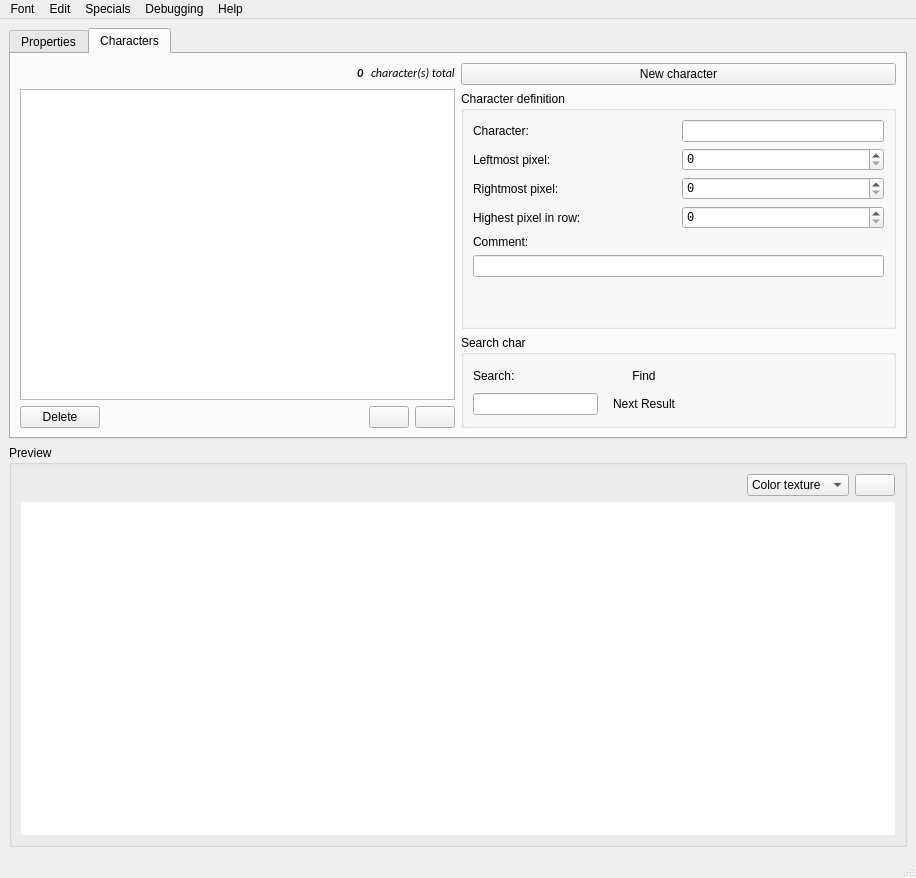
This is OTModules/wFonts/wfonts-old.ui in pietr26/OMSI-Tools as Qt 5 draws it before an edit. The edited form follows.
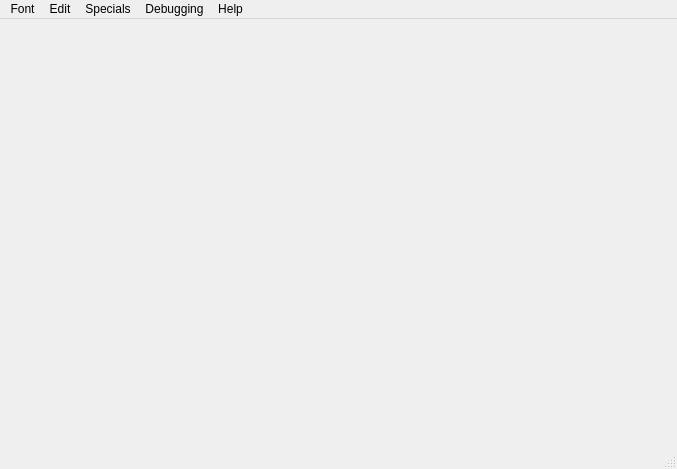
This is the edited form. Icons and pictures are not drawn.

Commit message: char dockwidget finished

```diff
--- a/OTModules/wFonts/wfonts-old.ui
+++ b/OTModules/wFonts/wfonts-old.ui
@@ -6,8 +6,8 @@
    <rect>
     <x>0</x>
     <y>0</y>
-    <width>916</width>
-    <height>878</height>
+    <width>677</width>
+    <height>469</height>
    </rect>
   </property>
   <property name="acceptDrops">
@@ -20,812 +20,13 @@
    <iconset resource="../ressources.qrc">
     <normaloff>:/rec/data/icons/wFonts.svg</normaloff>:/rec/data/icons/wFonts.svg</iconset>
   </property>
-  <widget class="QWidget" name="centralwidget">
-   <layout class="QVBoxLayout" name="verticalLayout_7">
-    <item>
-     <layout class="QHBoxLayout" name="horizontalLayout">
-      <property name="sizeConstraint">
-       <enum>QLayout::SetMinAndMaxSize</enum>
-      </property>
-      <item>
-       <layout class="QVBoxLayout" name="verticalLayout">
-        <item>
-         <widget class="QTabWidget" name="twgFont">
-          <property name="sizePolicy">
-           <sizepolicy hsizetype="Expanding" vsizetype="Preferred">
-            <horstretch>0</horstretch>
-            <verstretch>0</verstretch>
-           </sizepolicy>
-          </property>
-          <property name="minimumSize">
-           <size>
-            <width>600</width>
-            <height>0</height>
-           </size>
-          </property>
-          <property name="tabShape">
-           <enum>QTabWidget::Rounded</enum>
-          </property>
-          <property name="currentIndex">
-           <number>1</number>
-          </property>
-          <property name="elideMode">
-           <enum>Qt::ElideLeft</enum>
-          </property>
-          <widget class="QWidget" name="tabProperties">
-           <attribute name="title">
-            <string>Properties</string>
-           </attribute>
-           <layout class="QVBoxLayout" name="verticalLayout_6">
-            <item>
-             <layout class="QGridLayout" name="gridLayout_4">
-              <item row="4" column="1" colspan="3">
-               <widget class="QLabel" name="lblAlphaTexture">
-                <property name="toolTip">
-                 <string/>
-                </property>
-                <property name="text">
-                 <string>Alpha texture:</string>
-                </property>
-                <property name="buddy">
-                 <cstring>ledAlphaTexture</cstring>
-                </property>
-               </widget>
-              </item>
-              <item row="5" column="1" colspan="2">
-               <widget class="QLineEdit" name="ledAlphaTexture">
-                <property name="font">
-                 <font>
-                  <family>Consolas</family>
-                 </font>
-                </property>
-                <property name="toolTip">
-                 <string/>
-                </property>
-               </widget>
-              </item>
-              <item row="3" column="1" colspan="2">
-               <widget class="QLineEdit" name="ledColorTexture">
-                <property name="font">
-                 <font>
-                  <family>Consolas</family>
-                 </font>
-                </property>
-                <property name="toolTip">
-                 <string/>
-                </property>
-               </widget>
-              </item>
-              <item row="10" column="1" colspan="3">
-               <spacer name="verticalSpacer_2">
-                <property name="orientation">
-                 <enum>Qt::Vertical</enum>
-                </property>
-                <property name="sizeType">
-                 <enum>QSizePolicy::Ignored</enum>
-                </property>
-                <property name="sizeHint" stdset="0">
-                 <size>
-                  <width>20</width>
-                  <height>40</height>
-                 </size>
-                </property>
-               </spacer>
-              </item>
-              <item row="1" column="1" colspan="3">
-               <widget class="QLineEdit" name="ledFontName">
-                <property name="toolTip">
-                 <string/>
-                </property>
-               </widget>
-              </item>
-              <item row="9" column="1" colspan="3">
-               <widget class="QSpinBox" name="sbxDistanceBetweenChars">
-                <property name="font">
-                 <font>
-                  <family>Consolas</family>
-                 </font>
-                </property>
-                <property name="maximum">
-                 <number>10000</number>
-                </property>
-               </widget>
-              </item>
-              <item row="0" column="1" colspan="3">
-               <widget class="QLabel" name="lblFontName">
-                <property name="toolTip">
-                 <string/>
-                </property>
-                <property name="text">
-                 <string>Font name:</string>
-                </property>
-                <property name="buddy">
-                 <cstring>ledFontName</cstring>
-                </property>
-               </widget>
-              </item>
-              <item row="2" column="1" colspan="3">
-               <widget class="QLabel" name="lblColorTexture">
-                <property name="toolTip">
-                 <string/>
-                </property>
-                <property name="text">
-                 <string>Color texture:</string>
-                </property>
-                <property name="buddy">
-                 <cstring>ledColorTexture</cstring>
-                </property>
-               </widget>
-              </item>
-              <item row="6" column="1" colspan="3">
-               <widget class="QLabel" name="lblMaxHeigthOfChars">
-                <property name="toolTip">
-                 <string/>
-                </property>
-                <property name="text">
-                 <string>Maximum height of characters:</string>
-                </property>
-                <property name="buddy">
-                 <cstring>sbxMaxHeigthOfChars</cstring>
-                </property>
-               </widget>
-              </item>
-              <item row="7" column="1" colspan="3">
-               <widget class="QSpinBox" name="sbxMaxHeigthOfChars">
-                <property name="font">
-                 <font>
-                  <family>Consolas</family>
-                 </font>
-                </property>
-                <property name="buttonSymbols">
-                 <enum>QAbstractSpinBox::UpDownArrows</enum>
-                </property>
-                <property name="accelerated">
-                 <bool>false</bool>
-                </property>
-                <property name="showGroupSeparator" stdset="0">
-                 <bool>false</bool>
-                </property>
-                <property name="minimum">
-                 <number>1</number>
-                </property>
-                <property name="maximum">
-                 <number>10000</number>
-                </property>
-                <property name="value">
-                 <number>1</number>
-                </property>
-               </widget>
-              </item>
-              <item row="8" column="1" colspan="3">
-               <widget class="QLabel" name="lblDistanceBetweenChars">
-                <property name="toolTip">
-                 <string/>
-                </property>
-                <property name="text">
-                 <string>Distance between characters:</string>
-                </property>
-                <property name="buddy">
-                 <cstring>sbxDistanceBetweenChars</cstring>
-                </property>
-               </widget>
-              </item>
-              <item row="3" column="3">
-               <widget class="QPushButton" name="btnColorTexture">
-                <property name="sizePolicy">
-                 <sizepolicy hsizetype="Maximum" vsizetype="Maximum">
-                  <horstretch>0</horstretch>
-                  <verstretch>0</verstretch>
-                 </sizepolicy>
-                </property>
-                <property name="toolTip">
-                 <string/>
-                </property>
-                <property name="text">
-                 <string/>
-                </property>
-                <property name="icon">
-                 <iconset theme="folder-open"/>
-                </property>
-               </widget>
-              </item>
-              <item row="5" column="3">
-               <widget class="QPushButton" name="btnAlphaTexture">
-                <property name="sizePolicy">
-                 <sizepolicy hsizetype="Maximum" vsizetype="Maximum">
-                  <horstretch>0</horstretch>
-                  <verstretch>0</verstretch>
-                 </sizepolicy>
-                </property>
-                <property name="toolTip">
-                 <string/>
-                </property>
-                <property name="text">
-                 <string/>
-                </property>
-                <property name="icon">
-                 <iconset theme="folder-open"/>
-                </property>
-               </widget>
-              </item>
-             </layout>
-            </item>
-           </layout>
-          </widget>
-          <widget class="QWidget" name="tabChars">
-           <attribute name="title">
-            <string>Characters</string>
-           </attribute>
-           <layout class="QHBoxLayout" name="horizontalLayout_5">
-            <item>
-             <layout class="QVBoxLayout" name="verticalLayout_3">
-              <item>
-               <layout class="QHBoxLayout" name="horizontalLayout_3">
-                <item>
-                 <spacer name="horizontalSpacer">
-                  <property name="orientation">
-                   <enum>Qt::Horizontal</enum>
-                  </property>
-                  <property name="sizeHint" stdset="0">
-                   <size>
-                    <width>40</width>
-                    <height>20</height>
-                   </size>
-                  </property>
-                 </spacer>
-                </item>
-                <item>
-                 <widget class="QLabel" name="lblCharCount">
-                  <property name="font">
-                   <font>
-                    <family>Calibri</family>
-                    <pointsize>9</pointsize>
-                    <italic>true</italic>
-                    <bold>true</bold>
-                   </font>
-                  </property>
-                  <property name="toolTip">
-                   <string/>
-                  </property>
-                  <property name="text">
-                   <string notr="true">0</string>
-                  </property>
-                 </widget>
-                </item>
-                <item>
-                 <widget class="QLabel" name="lblCharCountText">
-                  <property name="font">
-                   <font>
-                    <family>Calibri</family>
-                    <pointsize>9</pointsize>
-                    <italic>true</italic>
-                   </font>
-                  </property>
-                  <property name="toolTip">
-                   <string/>
-                  </property>
-                  <property name="text">
-                   <string>character(s) total</string>
-                  </property>
-                 </widget>
-                </item>
-               </layout>
-              </item>
-              <item>
-               <widget class="QListView" name="lvwChars">
-                <property name="font">
-                 <font>
-                  <family>Consolas</family>
-                 </font>
-                </property>
-                <property name="tabKeyNavigation">
-                 <bool>false</bool>
-                </property>
-                <property name="dragEnabled">
-                 <bool>true</bool>
-                </property>
-                <property name="dragDropMode">
-                 <enum>QAbstractItemView::NoDragDrop</enum>
-                </property>
-                <property name="selectionMode">
-                 <enum>QAbstractItemView::SingleSelection</enum>
-                </property>
-               </widget>
-              </item>
-              <item>
-               <layout class="QHBoxLayout" name="horizontalLayout_4">
-                <item>
-                 <widget class="QPushButton" name="btnDeleteSelection">
-                  <property name="enabled">
-                   <bool>true</bool>
-                  </property>
-                  <property name="text">
-                   <string>Delete</string>
-                  </property>
-                 </widget>
-                </item>
-                <item>
-                 <widget class="QPushButton" name="btnEditorPreferences">
-                  <property name="text">
-                   <string/>
-                  </property>
-                  <property name="icon">
-                   <iconset theme="document-properties"/>
-                  </property>
-                  <property name="flat">
-                   <bool>true</bool>
-                  </property>
-                 </widget>
-                </item>
-                <item>
-                 <spacer name="horizontalSpacer_3">
-                  <property name="orientation">
-                   <enum>Qt::Horizontal</enum>
-                  </property>
-                  <property name="sizeHint" stdset="0">
-                   <size>
-                    <width>40</width>
-                    <height>20</height>
-                   </size>
-                  </property>
-                 </spacer>
-                </item>
-                <item>
-                 <widget class="QPushButton" name="btnMoveUp">
-                  <property name="enabled">
-                   <bool>true</bool>
-                  </property>
-                  <property name="font">
-                   <font>
-                    <kerning>true</kerning>
-                   </font>
-                  </property>
-                  <property name="text">
-                   <string/>
-                  </property>
-                  <property name="icon">
-                   <iconset theme="go-up"/>
-                  </property>
-                  <property name="autoRepeat">
-                   <bool>true</bool>
-                  </property>
-                  <property name="autoRepeatInterval">
-                   <number>25</number>
-                  </property>
-                  <property name="autoDefault">
-                   <bool>false</bool>
-                  </property>
-                 </widget>
-                </item>
-                <item>
-                 <widget class="QPushButton" name="btnMoveDown">
-                  <property name="enabled">
-                   <bool>true</bool>
-                  </property>
-                  <property name="text">
-                   <string/>
-                  </property>
-                  <property name="icon">
-                   <iconset theme="go-down"/>
-                  </property>
-                  <property name="autoRepeat">
-                   <bool>true</bool>
-                  </property>
-                  <property name="autoRepeatInterval">
-                   <number>25</number>
-                  </property>
-                  <property name="autoDefault">
-                   <bool>false</bool>
-                  </property>
-                 </widget>
-                </item>
-               </layout>
-              </item>
-             </layout>
-            </item>
-            <item>
-             <layout class="QVBoxLayout" name="verticalLayout_4">
-              <item>
-               <widget class="QPushButton" name="btnNewChar">
-                <property name="text">
-                 <string>New character</string>
-                </property>
-               </widget>
-              </item>
-              <item>
-               <widget class="QGroupBox" name="gbxCharEdit">
-                <property name="sizePolicy">
-                 <sizepolicy hsizetype="Preferred" vsizetype="Fixed">
-                  <horstretch>0</horstretch>
-                  <verstretch>0</verstretch>
-                 </sizepolicy>
-                </property>
-                <property name="title">
-                 <string>Character definition</string>
-                </property>
-                <layout class="QVBoxLayout" name="verticalLayout_2">
-                 <item>
-                  <layout class="QGridLayout" name="gridLayout_2">
-                   <property name="sizeConstraint">
-                    <enum>QLayout::SetDefaultConstraint</enum>
-                   </property>
-                   <item row="7" column="0" colspan="4">
-                    <widget class="QLineEdit" name="ledComment">
-                     <property name="enabled">
-                      <bool>true</bool>
-                     </property>
-                     <property name="clearButtonEnabled">
-                      <bool>true</bool>
-                     </property>
-                    </widget>
-                   </item>
-                   <item row="0" column="0" colspan="2">
-                    <widget class="QLabel" name="lblCharacter">
-                     <property name="toolTip">
-                      <string/>
-                     </property>
-                     <property name="text">
-                      <string>Character:</string>
-                     </property>
-                     <property name="buddy">
-                      <cstring>ledCharacter</cstring>
-                     </property>
-                    </widget>
-                   </item>
-                   <item row="6" column="0" colspan="4">
-                    <widget class="QLabel" name="lblComment">
-                     <property name="toolTip">
-                      <string/>
-                     </property>
-                     <property name="text">
-                      <string>Comment:</string>
-                     </property>
-                     <property name="buddy">
-                      <cstring>ledComment</cstring>
-                     </property>
-                    </widget>
-                   </item>
-                   <item row="2" column="0" rowspan="2" colspan="2">
-                    <widget class="QLabel" name="lblRightPixel">
-                     <property name="toolTip">
-                      <string/>
-                     </property>
-                     <property name="text">
-                      <string>Rightmost pixel:</string>
-                     </property>
-                     <property name="buddy">
-                      <cstring>sbxRightPixel</cstring>
-                     </property>
-                    </widget>
-                   </item>
-                   <item row="4" column="0" rowspan="2" colspan="2">
-                    <widget class="QLabel" name="lblHighestPixelInFontRow">
-                     <property name="font">
-                      <font>
-                       <family>Segoe UI</family>
-                      </font>
-                     </property>
-                     <property name="toolTip">
-                      <string/>
-                     </property>
-                     <property name="text">
-                      <string>Highest pixel in row:</string>
-                     </property>
-                     <property name="buddy">
-                      <cstring>sbxHighestPixelInFontRow</cstring>
-                     </property>
-                    </widget>
-                   </item>
-                   <item row="0" column="2" colspan="2">
-                    <widget class="QLineEdit" name="ledCharacter">
-                     <property name="enabled">
-                      <bool>true</bool>
-                     </property>
-                     <property name="font">
-                      <font>
-                       <family>Consolas</family>
-                      </font>
-                     </property>
-                     <property name="toolTip">
-                      <string/>
-                     </property>
-                     <property name="maxLength">
-                      <number>1</number>
-                     </property>
-                     <property name="cursorMoveStyle">
-                      <enum>Qt::LogicalMoveStyle</enum>
-                     </property>
-                     <property name="clearButtonEnabled">
-                      <bool>false</bool>
-                     </property>
-                    </widget>
-                   </item>
-                   <item row="1" column="0" colspan="2">
-                    <widget class="QLabel" name="lblLeftPixel">
-                     <property name="toolTip">
-                      <string/>
-                     </property>
-                     <property name="text">
-                      <string>Leftmost pixel:</string>
-                     </property>
-                     <property name="buddy">
-                      <cstring>sbxLeftPixel</cstring>
-                     </property>
-                    </widget>
-                   </item>
-                   <item row="4" column="2" rowspan="2" colspan="2">
-                    <widget class="QSpinBox" name="sbxHighestPixelInFontRow">
-                     <property name="font">
-                      <font>
-                       <family>Consolas</family>
-                      </font>
-                     </property>
-                     <property name="maximum">
-                      <number>10000</number>
-                     </property>
-                    </widget>
-                   </item>
-                   <item row="2" column="2" rowspan="2" colspan="2">
-                    <widget class="QSpinBox" name="sbxRightPixel">
-                     <property name="font">
-                      <font>
-                       <family>Consolas</family>
-                      </font>
-                     </property>
-                     <property name="maximum">
-                      <number>10000</number>
-                     </property>
-                    </widget>
-                   </item>
-                   <item row="1" column="2" colspan="2">
-                    <widget class="QSpinBox" name="sbxLeftPixel">
-                     <property name="font">
-                      <font>
-                       <family>Consolas</family>
-                      </font>
-                     </property>
-                     <property name="maximum">
-                      <number>10000</number>
-                     </property>
-                    </widget>
-                   </item>
-                  </layout>
-                 </item>
-                 <item>
-                  <spacer name="verticalSpacer">
-                   <property name="orientation">
-                    <enum>Qt::Vertical</enum>
-                   </property>
-                   <property name="sizeType">
-                    <enum>QSizePolicy::Maximum</enum>
-                   </property>
-                   <property name="sizeHint" stdset="0">
-                    <size>
-                     <width>20</width>
-                     <height>40</height>
-                    </size>
-                   </property>
-                  </spacer>
-                 </item>
-                </layout>
-               </widget>
-              </item>
-              <item>
-               <widget class="QGroupBox" name="gbxSearchChar">
-                <property name="title">
-                 <string>Search char</string>
-                </property>
-                <layout class="QVBoxLayout" name="verticalLayout_5">
-                 <item>
-                  <layout class="QGridLayout" name="gridLayout_3">
-                   <item row="0" column="0">
-                    <widget class="QLabel" name="lblSearch">
-                     <property name="text">
-                      <string>Search:</string>
-                     </property>
-                     <property name="buddy">
-                      <cstring>ledSearch</cstring>
-                     </property>
-                    </widget>
-                   </item>
-                   <item row="0" column="1">
-                    <widget class="QPushButton" name="btnFind">
-                     <property name="text">
-                      <string>Find</string>
-                     </property>
-                     <property name="autoDefault">
-                      <bool>false</bool>
-                     </property>
-                     <property name="default">
-                      <bool>false</bool>
-                     </property>
-                     <property name="flat">
-                      <bool>true</bool>
-                     </property>
-                    </widget>
-                   </item>
-                   <item row="0" column="3">
-                    <widget class="QPushButton" name="btnCloseSearch">
-                     <property name="sizePolicy">
-                      <sizepolicy hsizetype="Minimum" vsizetype="Fixed">
-                       <horstretch>0</horstretch>
-                       <verstretch>0</verstretch>
-                      </sizepolicy>
-                     </property>
-                     <property name="text">
-                      <string/>
-                     </property>
-                     <property name="icon">
-                      <iconset theme="application-exit"/>
-                     </property>
-                     <property name="flat">
-                      <bool>true</bool>
-                     </property>
-                    </widget>
-                   </item>
-                   <item row="1" column="0">
-                    <widget class="QLineEdit" name="ledSearch">
-                     <property name="sizePolicy">
-                      <sizepolicy hsizetype="Fixed" vsizetype="Fixed">
-                       <horstretch>0</horstretch>
-                       <verstretch>0</verstretch>
-                      </sizepolicy>
-                     </property>
-                     <property name="font">
-                      <font>
-                       <family>Consolas</family>
-                      </font>
-                     </property>
-                     <property name="maxLength">
-                      <number>1</number>
-                     </property>
-                    </widget>
-                   </item>
-                   <item row="1" column="1">
-                    <widget class="QPushButton" name="btnNextResult">
-                     <property name="text">
-                      <string>Next Result</string>
-                     </property>
-                     <property name="shortcut">
-                      <string notr="true">F3</string>
-                     </property>
-                     <property name="autoDefault">
-                      <bool>false</bool>
-                     </property>
-                     <property name="default">
-                      <bool>false</bool>
-                     </property>
-                     <property name="flat">
-                      <bool>true</bool>
-                     </property>
-                    </widget>
-                   </item>
-                   <item row="0" column="2" rowspan="2">
-                    <spacer name="horizontalSpacer_5">
-                     <property name="orientation">
-                      <enum>Qt::Horizontal</enum>
-                     </property>
-                     <property name="sizeHint" stdset="0">
-                      <size>
-                       <width>40</width>
-                       <height>20</height>
-                      </size>
-                     </property>
-                    </spacer>
-                   </item>
-                  </layout>
-                 </item>
-                </layout>
-               </widget>
-              </item>
-             </layout>
-            </item>
-           </layout>
-          </widget>
-         </widget>
-        </item>
-       </layout>
-      </item>
-     </layout>
-    </item>
-    <item>
-     <widget class="QGroupBox" name="gbxPreview">
-      <property name="sizePolicy">
-       <sizepolicy hsizetype="Preferred" vsizetype="MinimumExpanding">
-        <horstretch>0</horstretch>
-        <verstretch>0</verstretch>
-       </sizepolicy>
-      </property>
-      <property name="title">
-       <string>Preview</string>
-      </property>
-      <layout class="QVBoxLayout" name="verticalLayout_8">
-       <item>
-        <layout class="QHBoxLayout" name="horizontalLayout_2">
-         <item>
-          <spacer name="horizontalSpacer_2">
-           <property name="orientation">
-            <enum>Qt::Horizontal</enum>
-           </property>
-           <property name="sizeHint" stdset="0">
-            <size>
-             <width>40</width>
-             <height>20</height>
-            </size>
-           </property>
-          </spacer>
-         </item>
-         <item>
-          <widget class="QComboBox" name="cobxPreviewOptions">
-           <property name="currentIndex">
-            <number>0</number>
-           </property>
-           <property name="sizeAdjustPolicy">
-            <enum>QComboBox::AdjustToContents</enum>
-           </property>
-           <item>
-            <property name="text">
-             <string>Color texture</string>
-            </property>
-           </item>
-           <item>
-            <property name="text">
-             <string>Alpha texture</string>
-            </property>
-           </item>
-          </widget>
-         </item>
-         <item>
-          <widget class="QPushButton" name="btnReloadTexPreview">
-           <property name="sizePolicy">
-            <sizepolicy hsizetype="Maximum" vsizetype="Maximum">
-             <horstretch>0</horstretch>
-             <verstretch>0</verstretch>
-            </sizepolicy>
-           </property>
-           <property name="toolTip">
-            <string>Reload texture preview</string>
-           </property>
-           <property name="text">
-            <string/>
-           </property>
-           <property name="icon">
-            <iconset theme="view-refresh"/>
-           </property>
-          </widget>
-         </item>
-        </layout>
-       </item>
-       <item>
-        <widget class="QGraphicsView" name="grvTexPreview">
-         <property name="sizePolicy">
-          <sizepolicy hsizetype="MinimumExpanding" vsizetype="MinimumExpanding">
-           <horstretch>0</horstretch>
-           <verstretch>0</verstretch>
-          </sizepolicy>
-         </property>
-         <property name="frameShape">
-          <enum>QFrame::NoFrame</enum>
-         </property>
-         <property name="frameShadow">
-          <enum>QFrame::Sunken</enum>
-         </property>
-         <property name="renderHints">
-          <set>QPainter::Antialiasing|QPainter::LosslessImageRendering|QPainter::SmoothPixmapTransform|QPainter::TextAntialiasing</set>
-         </property>
-        </widget>
-       </item>
-      </layout>
-     </widget>
-    </item>
-   </layout>
-  </widget>
+  <widget class="QWidget" name="centralwidget"/>
   <widget class="QMenuBar" name="menubar">
    <property name="geometry">
     <rect>
      <x>0</x>
      <y>0</y>
-     <width>916</width>
+     <width>677</width>
      <height>25</height>
     </rect>
    </property>
```
Left out of the diff: 31 changed lines with no effect on the pictures. The commit also changes 4 other files.
